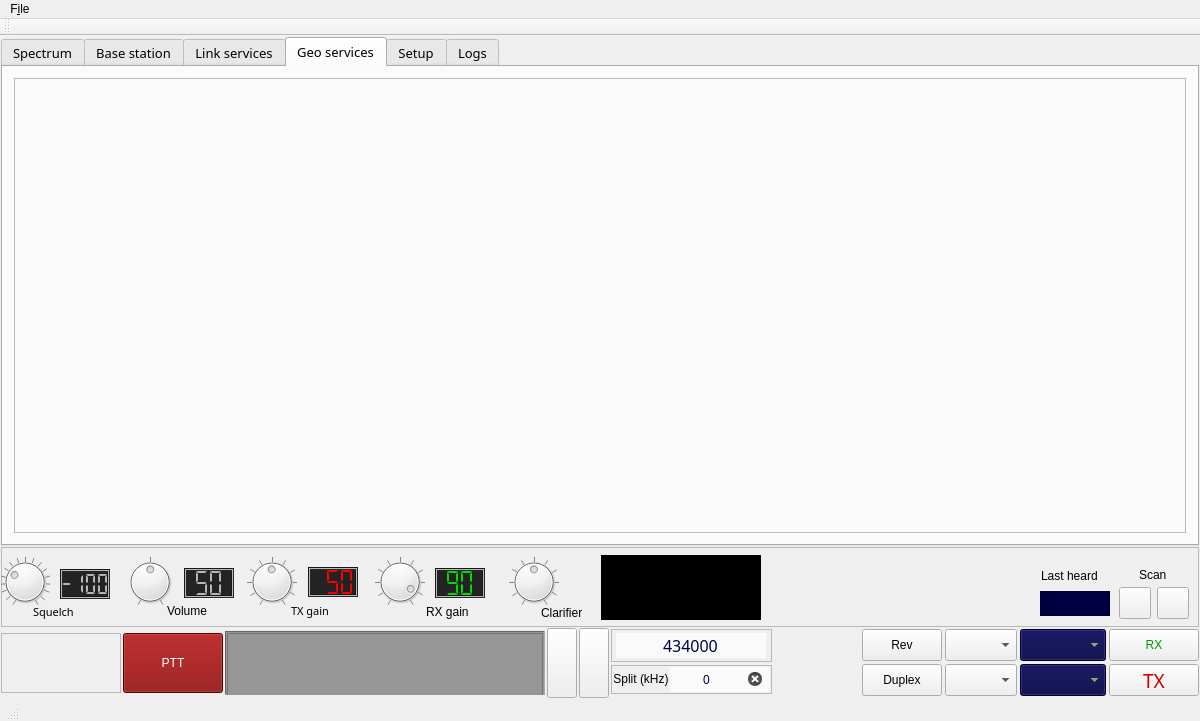
This is mainwindow.ui in qradiolink/qradiolink as Qt 5 draws it before an edit. The edited form follows.
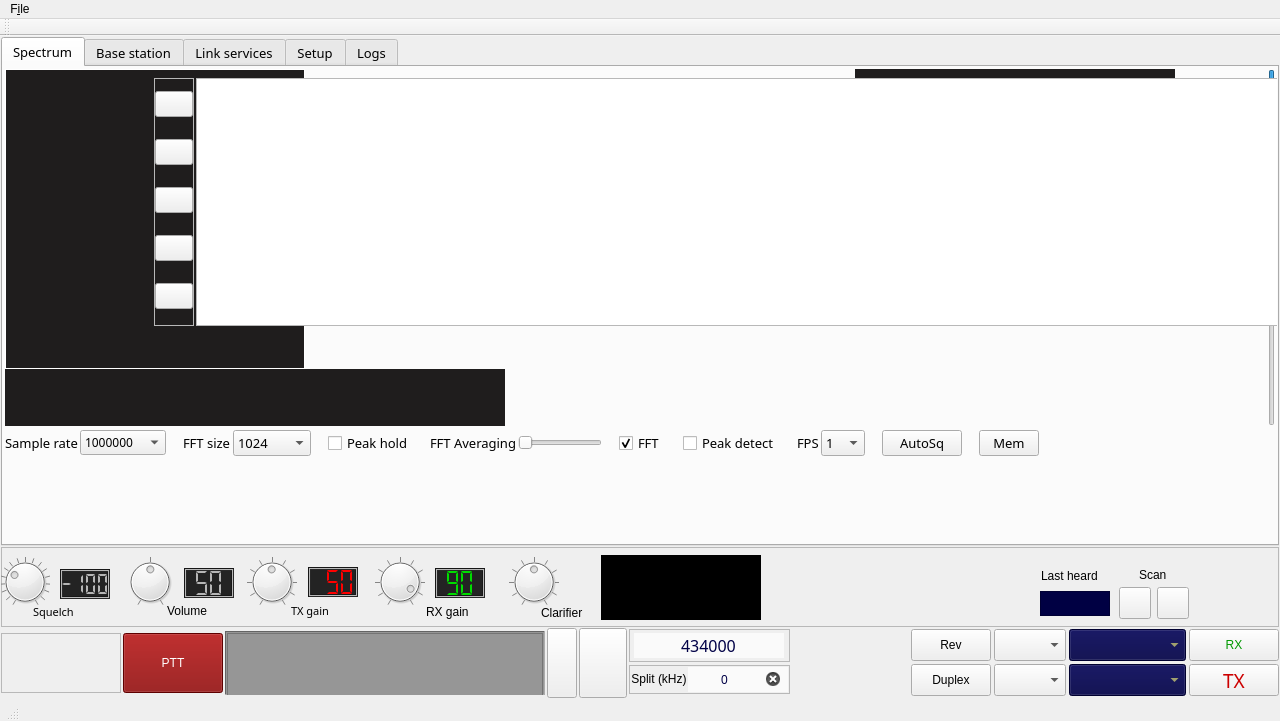
This is the edited form. The open tabs and pages were chosen to show the change. Icons and pictures are not drawn. Custom widgets are drawn as their Qt base class.

The edit to the form file:
```diff
--- a/mainwindow.ui
+++ b/mainwindow.ui
@@ -6,7 +6,7 @@
    <rect>
     <x>0</x>
     <y>0</y>
-    <width>1200</width>
+    <width>1280</width>
     <height>721</height>
    </rect>
   </property>
@@ -122,7 +122,7 @@
            <rect>
             <x>0</x>
             <y>0</y>
-            <width>1200</width>
+            <width>1280</width>
             <height>391</height>
            </rect>
           </property>
@@ -285,7 +285,7 @@
               <widget class="QLabel" name="videoLabel">
                <property name="geometry">
                 <rect>
-                 <x>0</x>
+                 <x>40</x>
                  <y>0</y>
                  <width>320</width>
                  <height>240</height>
@@ -2472,23 +2472,6 @@
           </item>
          </layout>
         </widget>
-        <widget class="QWidget" name="geoTab">
-         <attribute name="title">
-          <string>Geo services</string>
-         </attribute>
-         <layout class="QGridLayout" name="gridLayout_16">
-          <item row="0" column="0">
-           <widget class="QFrame" name="mapFrame">
-            <property name="frameShape">
-             <enum>QFrame::StyledPanel</enum>
-            </property>
-            <property name="frameShadow">
-             <enum>QFrame::Raised</enum>
-            </property>
-           </widget>
-          </item>
-         </layout>
-        </widget>
         <widget class="QWidget" name="setupTab">
          <property name="minimumSize">
           <size>
@@ -5227,13 +5210,13 @@
           </property>
           <property name="minimumSize">
            <size>
-            <width>30</width>
+            <width>48</width>
             <height>70</height>
            </size>
           </property>
           <property name="maximumSize">
            <size>
-            <width>30</width>
+            <width>48</width>
             <height>70</height>
            </size>
           </property>
@@ -5253,8 +5236,8 @@
           </property>
           <property name="iconSize">
            <size>
-            <width>24</width>
-            <height>24</height>
+            <width>32</width>
+            <height>32</height>
            </size>
           </property>
           <property name="checkable">
@@ -5864,7 +5847,7 @@
     <rect>
      <x>0</x>
      <y>0</y>
-     <width>1200</width>
+     <width>1280</width>
      <height>30</height>
     </rect>
    </property>
```
Left out of the diff: 6 changed lines with no effect on the pictures.
